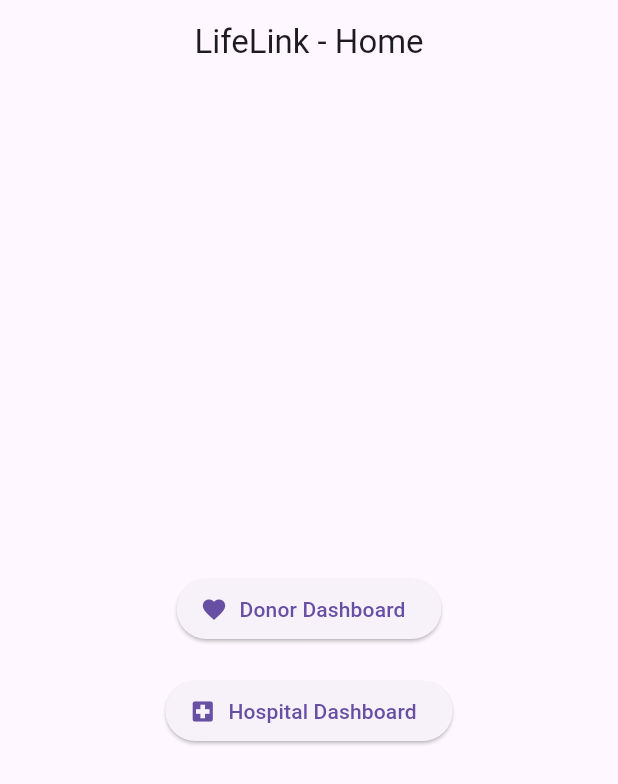
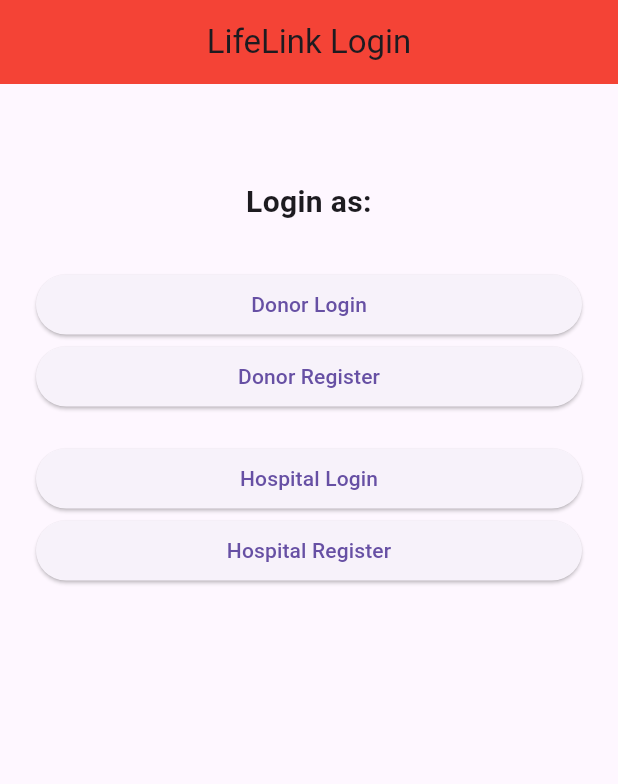
Before and after one commit to sameer512100/lifelink, a Flutter app: the screen it shows after launch, on a phone screen of 412 x 824 dp. Shown: the top 784 px of the screen. Run offline on Flutter 3.47's test engine with Material 3 defaults, Android fonts, the phone set to English and light mode, and no system bars; our stand-ins replace firebase_auth, firebase_core, firebase_database; accounts and stored records are empty.

Commit message:
login/register

```diff
--- a/lib/main.dart
+++ b/lib/main.dart
@@ -1,10 +1,16 @@
 import 'package:firebase_core/firebase_core.dart';
 import 'package:flutter/material.dart';
-import 'screens/home_page.dart';
+import 'screens/login_page.dart';
+import 'screens/donor/donor_login.dart';
+import 'screens/donor/donor_register.dart';
+import 'screens/hospital/hospital_login.dart';
+import 'screens/hospital/hospital_register.dart';
+import 'screens/donor/donor_dashboard.dart';
+import 'screens/hospital/hospital_dashboard.dart';
 
 void main() async {
   WidgetsFlutterBinding.ensureInitialized();
-  await Firebase.initializeApp(); // <-- Add this line
+  await Firebase.initializeApp(); // Firebase initialized
   runApp(const LifeLinkApp());
 }
 
@@ -16,8 +22,21 @@ class LifeLinkApp extends StatelessWidget {
     return MaterialApp(
       title: 'LifeLink',
       theme: ThemeData(primarySwatch: Colors.red),
-      home: const HomePage(),
       debugShowCheckedModeBanner: false,
+      initialRoute: '/', // Start at LoginPage
+      routes: {
+        '/': (context) => const LoginPage(),
+
+        // Donor routes
+        '/donorLogin': (context) => const DonorLogin(),
+        '/donorRegister': (context) => const DonorRegister(),
+        '/donorDashboard': (context) => const DonorDashboard(),
+
+        // Hospital routes
+        '/hospitalLogin': (context) => const HospitalLoginPage(),
+        '/hospitalRegister': (context) => const HospitalRegisterPage(),
+        '/hospitalDashboard': (context) => const HospitalDashboard(),
+      },
     );
   }
 }
--- /dev/null
+++ b/lib/screens/login_page.dart
@@ -0,0 +1,57 @@
+import 'package:flutter/material.dart';
+import 'donor/donor_login.dart';
+import 'donor/donor_register.dart';
+import 'package:lifelink/screens/hospital/hospital_login.dart';
+import 'package:lifelink/screens/hospital/hospital_register.dart';
+
+class LoginPage extends StatelessWidget {
+  const LoginPage({super.key});
+
+  @override
+  Widget build(BuildContext context) {
+    return Scaffold(
+      appBar: AppBar(
+        title: const Text('LifeLink Login'),
+        centerTitle: true,
+        backgroundColor: Colors.red,
+      ),
+      body: Padding(
+        padding: const EdgeInsets.all(24.0),
+        child: Column(
+          crossAxisAlignment: CrossAxisAlignment.stretch,
+          children: [
+            const SizedBox(height: 40),
+            const Text("Login as:", style: TextStyle(fontSize: 20, fontWeight: FontWeight.bold), textAlign: TextAlign.center),
+            const SizedBox(height: 30),
+            ElevatedButton(
+              onPressed: () {
+                Navigator.push(context, MaterialPageRoute(builder: (context) => const DonorLogin()));
+              },
+              child: const Text("Donor Login"),
+            ),
+            ElevatedButton(
+              onPressed: () {
+                Navigator.push(context, MaterialPageRoute(builder: (context) => const DonorRegister()));
+              },
+              child: const Text("Donor Register"),
+            ),
+            const SizedBox(height: 20),
+            ElevatedButton(
+  onPressed: () {
+    Navigator.push(context, MaterialPageRoute(builder: (context) => const HospitalLoginPage()));
+  },
+  child: const Text("Hospital Login"),
+),
+ElevatedButton(
+  onPressed: () {
+    Navigator.push(context, MaterialPageRoute(builder: (context) => const HospitalRegisterPage()));
+  },
+  child: const Text("Hospital Register"),
+),
+
+          ],
+        ),
+      ),
+    );
+  }
+}
--- a/pubspec.yaml
+++ b/pubspec.yaml
@@ -32,8 +32,8 @@ dependencies:
     sdk: flutter
 
   # Firebase
-  firebase_core: ^2.14.0
-  firebase_auth: ^4.6.0
+  firebase_core: ^2.25.4
+  firebase_auth: ^4.17.4
   cloud_firestore: ^4.9.0  # instead of firebase_database
 
   # Maps + State Management
```
Also changed, not shown: lib/screens/donor/donor_login.dart (added, +69 -0 lines), lib/screens/donor/donor_register.dart (+69 -0 lines), lib/screens/hospital/hospital_login.dart (added, +64 -0 lines), lib/screens/hospital/hospital_register.dart (+64 -0 lines), lib/services/auth_service.dart (+76 -0 lines), lib/screens/login_screen.dart (deleted), lib/screens/login_selector.dart (added), pubspec.lock.
